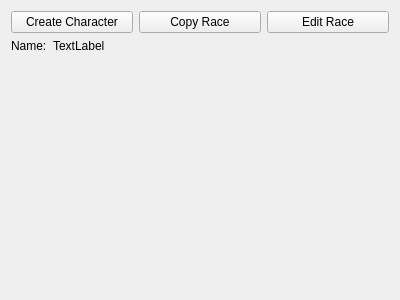
jgardner1/JGRPGTools, file ui/ViewRaceWidget.ui: the form before one commit.
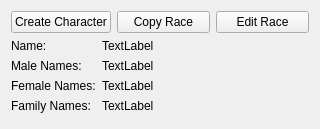
The form after the commit.

Commit message: Now we can add names for races.

Diff of the .ui file:
```diff
--- a/ui/ViewRaceWidget.ui
+++ b/ui/ViewRaceWidget.ui
@@ -6,15 +6,15 @@
    <rect>
     <x>0</x>
     <y>0</y>
-    <width>400</width>
-    <height>300</height>
+    <width>320</width>
+    <height>129</height>
    </rect>
   </property>
   <property name="windowTitle">
    <string>View Race</string>
   </property>
-  <layout class="QVBoxLayout" name="verticalLayout" stretch="0,1">
-   <item>
+  <layout class="QFormLayout" name="formLayout">
+   <item row="0" column="0" colspan="2">
     <layout class="QHBoxLayout" name="horizontalLayout" stretch="0,0,0">
      <item>
       <widget class="QPushButton" name="pushButton">
@@ -39,24 +39,62 @@
      </item>
     </layout>
    </item>
-   <item>
-    <layout class="QFormLayout" name="formLayout">
-     <item row="0" column="0">
+   <item row="1" column="0">
       <widget class="QLabel" name="label">
        <property name="text">
         <string>Name:</string>
        </property>
       </widget>
      </item>
-     <item row="0" column="1">
+   <item row="1" column="1">
       <widget class="QLabel" name="nameValueLabel">
        <property name="text">
         <string>TextLabel</string>
        </property>
       </widget>
      </item>
-    </layout>
+   <item row="2" column="0">
+    <widget class="QLabel" name="label_2">
+     <property name="text">
+      <string>Male Names:</string>
+     </property>
+    </widget>
    </item>
+   <item row="2" column="1">
+    <widget class="QLabel" name="maleNamesValueLabel">
+     <property name="text">
+      <string>TextLabel</string>
+     </property>
+    </widget>
+   </item>
+   <item row="3" column="0">
+    <widget class="QLabel" name="label_3">
+     <property name="text">
+      <string>Female Names:</string>
+     </property>
+    </widget>
+   </item>
+   <item row="3" column="1">
+    <widget class="QLabel" name="femaleNamesValueLabel">
+     <property name="text">
+      <string>TextLabel</string>
+     </property>
+    </widget>
+   </item>
+   <item row="4" column="0">
+    <widget class="QLabel" name="label_4">
+     <property name="text">
+      <string>Family Names:</string>
+     </property>
+    </widget>
+   </item>
+   <item row="4" column="1">
+    <widget class="QLabel" name="familyNamesValueLabel">
+     <property name="text">
+      <string>TextLabel</string>
+     </property>
+    </widget>
+   </item>
   </layout>
   <zorder>nameValueLabel</zorder>
   <zorder>label</zorder>
```
Left out of the diff: 5 changed lines with no effect on the pictures. Lines whose indentation alone changed are shown as unchanged. The commit also changes 5 other files.
